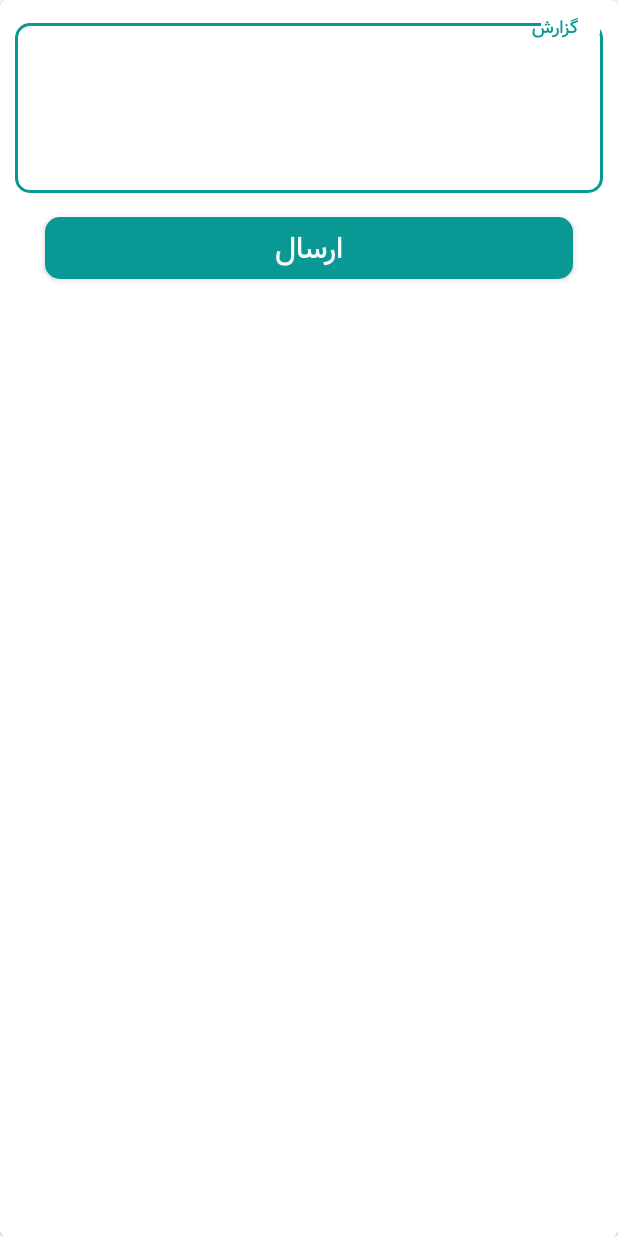
After one commit to silver380/Maajara, an Android app: the layout dialog_report.xml on its own in the app's theme, with its tools: preview values and no code run, on a phone screen of 412 x 824 dp. The commit adds this screen. Run offline under Robolectric (Android 15) with nearby library versions, the phone set to English and light mode, and no system bars.

Commit message:
Report dialog xml

```diff
--- a/app/src/main/java/ir/blackswan/travelapp/ui/Activities/MainActivity.java
+++ b/app/src/main/java/ir/blackswan/travelapp/ui/Activities/MainActivity.java
@@ -1,6 +1,5 @@
 package ir.blackswan.travelapp.ui.Activities;
 
-import android.content.Intent;
 import android.os.Bundle;
 
 import androidx.annotation.NonNull;
@@ -11,7 +10,6 @@ import androidx.navigation.ui.NavigationUI;
 import ir.blackswan.travelapp.R;
 import ir.blackswan.travelapp.Utils.Utils;
 import ir.blackswan.travelapp.databinding.ActivityMainBinding;
-import ir.blackswan.travelapp.ui.Dialogs.LoadingDialog;
 import ir.blackswan.travelapp.ui.Fargments.HomeFragment;
 
 public class MainActivity extends AuthActivity {
--- a/app/src/main/java/ir/blackswan/travelapp/ui/Activities/SettingActivity.java
+++ b/app/src/main/java/ir/blackswan/travelapp/ui/Activities/SettingActivity.java
@@ -31,13 +31,13 @@ import ir.blackswan.travelapp.Utils.MyInputTypes;
 import ir.blackswan.travelapp.Utils.TextInputsChecker;
 import ir.blackswan.travelapp.Utils.Toast;
 import ir.blackswan.travelapp.Utils.Utils;
-import ir.blackswan.travelapp.databinding.SettingsActivityBinding;
+import ir.blackswan.travelapp.databinding.ActivitySettingBinding;
 import ir.blackswan.travelapp.ui.Dialogs.OnResponseDialog;
 import okhttp3.ResponseBody;
 import retrofit2.Call;
 
 public class SettingActivity extends ToolbarActivity {
-    SettingsActivityBinding binding;
+    ActivitySettingBinding binding;
     User user;
     private static final int BIO_MAX_LENGTH = 350;
     private MaterialPersianDateChooser birthDate;
@@ -49,7 +49,7 @@ public class SettingActivity extends ToolbarActivity {
 
     @Override
     protected void onCreate(Bundle savedInstanceState) {
-        binding = SettingsActivityBinding.inflate(getLayoutInflater());
+        binding = ActivitySettingBinding.inflate(getLayoutInflater());
         setContentView(binding.getRoot());
         super.onCreate(savedInstanceState);
         user = AuthController.getUser();
--- a/app/src/main/java/ir/blackswan/travelapp/ui/Fargments/ArchiveFragment.java
+++ b/app/src/main/java/ir/blackswan/travelapp/ui/Fargments/ArchiveFragment.java
@@ -7,9 +7,6 @@ import android.view.ViewGroup;
 import android.widget.TextView;
 
 import androidx.annotation.NonNull;
-import androidx.fragment.app.Fragment;
-import androidx.lifecycle.ViewModelProvider;
-
 
 import ir.blackswan.travelapp.databinding.FragmentArchiveBinding;
 
--- a/app/src/main/java/ir/blackswan/travelapp/ui/Fargments/HomeFragment.java
+++ b/app/src/main/java/ir/blackswan/travelapp/ui/Fargments/HomeFragment.java
@@ -10,9 +10,7 @@ import android.view.View;
 import android.view.ViewGroup;
 
 import androidx.annotation.NonNull;
-import androidx.fragment.app.Fragment;
 import androidx.fragment.app.FragmentTransaction;
-import androidx.swiperefreshlayout.widget.SwipeRefreshLayout;
 
 import com.skydoves.powermenu.PowerMenu;
 import com.skydoves.powermenu.PowerMenuItem;
@@ -26,7 +24,6 @@ import ir.blackswan.travelapp.R;
 import ir.blackswan.travelapp.Utils.PopupMenuCreator;
 import ir.blackswan.travelapp.Utils.SharedPrefManager;
 import ir.blackswan.travelapp.databinding.FragmentHomeBinding;
-import ir.blackswan.travelapp.ui.Activities.AuthActivity;
 import ir.blackswan.travelapp.ui.Activities.IntroActivity;
 import ir.blackswan.travelapp.ui.Activities.MainActivity;
 import ir.blackswan.travelapp.ui.Activities.SettingActivity;
--- a/app/src/main/java/ir/blackswan/travelapp/ui/Fargments/HomeFragmentPassenger.java
+++ b/app/src/main/java/ir/blackswan/travelapp/ui/Fargments/HomeFragmentPassenger.java
@@ -18,7 +18,6 @@ import ir.blackswan.travelapp.databinding.FragmentHomeTravelerBinding;
 import ir.blackswan.travelapp.ui.Activities.MainActivity;
 import ir.blackswan.travelapp.ui.Adapters.PlanRecyclerAdapter;
 import ir.blackswan.travelapp.ui.Adapters.TourRecyclerAdapter;
-import ir.blackswan.travelapp.ui.Activities.AuthActivity;
 import ir.blackswan.travelapp.ui.Dialogs.OnResponseDialog;
 import okhttp3.ResponseBody;
 import retrofit2.Call;
--- a/app/src/main/java/ir/blackswan/travelapp/ui/Fargments/RefreshingFragment.java
+++ b/app/src/main/java/ir/blackswan/travelapp/ui/Fargments/RefreshingFragment.java
@@ -1,12 +1,7 @@
 package ir.blackswan.travelapp.ui.Fargments;
 
-import android.os.Bundle;
-import android.view.LayoutInflater;
 import android.view.View;
-import android.view.ViewGroup;
 
-import androidx.annotation.NonNull;
-import androidx.annotation.Nullable;
 import androidx.fragment.app.Fragment;
 import androidx.swiperefreshlayout.widget.SwipeRefreshLayout;
 
--- a/app/src/main/java/ir/blackswan/travelapp/ui/Fargments/SearchFragment.java
+++ b/app/src/main/java/ir/blackswan/travelapp/ui/Fargments/SearchFragment.java
@@ -10,7 +10,6 @@ import android.view.View;
 import android.view.ViewGroup;
 
 import androidx.annotation.NonNull;
-import androidx.fragment.app.Fragment;
 import androidx.recyclerview.widget.GridLayoutManager;
 
 import ir.blackswan.travelapp.Controller.MyCallback;
--- /dev/null
+++ b/app/src/main/res/layout/dialog_report.xml
@@ -0,0 +1,46 @@
+<?xml version="1.0" encoding="utf-8"?>
+<com.google.android.material.card.MaterialCardView xmlns:android="http://schemas.android.com/apk/res/android"
+    xmlns:app="http://schemas.android.com/apk/res-auto"
+    android:layout_width="match_parent"
+    android:layout_height="match_parent">
+
+    <LinearLayout
+        android:layout_width="match_parent"
+        android:layout_height="match_parent"
+        android:orientation="vertical">
+
+        <com.google.android.material.textfield.TextInputLayout
+            style="@style/textInputLayout.outLinedBox"
+            android:layout_width="match_parent"
+            android:layout_height="wrap_content"
+            android:layout_marginTop="@dimen/margin_small"
+            android:hint="گزارش">
+
+            <com.google.android.material.textfield.TextInputEditText
+                android:id="@+id/report_text"
+                style="@style/editText"
+                android:layout_width="match_parent"
+                android:layout_height="wrap_content"
+                android:gravity="top"
+                android:inputType="textMultiLine"
+                android:maxEms="3"
+                android:maxLines="10"
+                android:minLines="3"
+                android:paddingBottom="20dp"
+                android:layout_marginHorizontal="@dimen/margin_small"
+                />
+
+
+        </com.google.android.material.textfield.TextInputLayout>
+
+        <Button
+            android:layout_marginVertical="@dimen/margin_small"
+            android:layout_width="match_parent"
+            android:layout_height="wrap_content"
+            style="@style/button.primaryButton"
+            android:text="ارسال"
+            android:layout_marginHorizontal="@dimen/margin_large"/>
+
+    </LinearLayout>
+
+</com.google.android.material.card.MaterialCardView>
```
Also changed, not shown: app/src/main/res/layout/activity_setting.xml (renamed from app/src/main/res/layout/settings_activity.xml).
